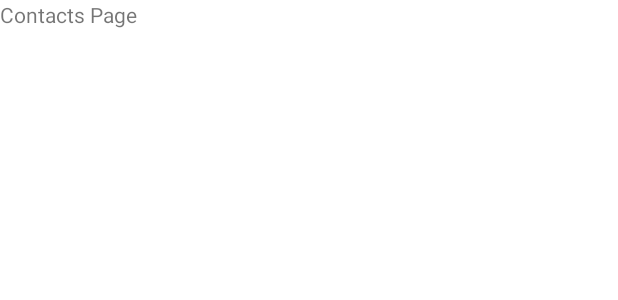
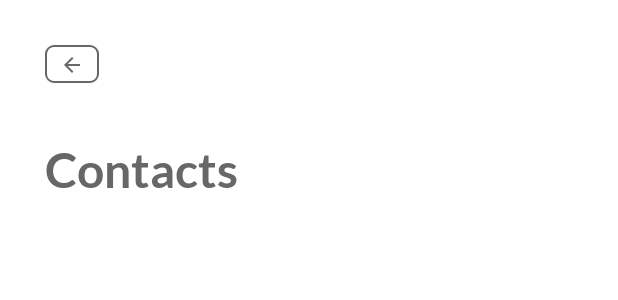
Before and after one commit to ValenciusR/HerAlert, an Android app: the layout fragment_contacts.xml on its own in the app's theme, with its tools: preview values and no code run, on a phone screen of 412 x 824 dp. Shown: the top 300 px of the screen. Run offline under Robolectric (Android 15) with nearby library versions, the phone set to English and light mode, and no system bars.

Commit message:
Added back button and Page Title to every page  other than home  page

```diff
--- a/app/src/main/res/layout/fragment_contacts.xml
+++ b/app/src/main/res/layout/fragment_contacts.xml
@@ -5,10 +5,31 @@
     android:layout_height="match_parent"
     tools:context=".ContactsFragment">
 
-    <!-- TODO: Update blank fragment layout -->
-    <TextView
+    <androidx.appcompat.widget.LinearLayoutCompat
         android:layout_width="match_parent"
         android:layout_height="match_parent"
-        android:text="Contacts Page" />
+        android:layout_margin="30dp"
+        android:orientation="vertical">
+
+        <androidx.appcompat.widget.AppCompatButton
+            android:id="@+id/backBtn"
+            android:layout_width="36dp"
+            android:layout_height="25dp"
+            android:layout_centerHorizontal="true"
+            android:background="@drawable/back_button"
+            android:drawableTop="@drawable/arrow_back"
+            android:drawableTint="#676767"
+            android:paddingTop="5dp" />
+
+        <androidx.appcompat.widget.AppCompatTextView
+            android:layout_width="wrap_content"
+            android:layout_height="wrap_content"
+            android:layout_marginTop="38dp"
+            android:fontFamily="@font/lato_bold"
+            android:text="Contacts"
+            android:textColor="#676767"
+            android:textSize="32dp" />
+
+    </androidx.appcompat.widget.LinearLayoutCompat>
 
 </FrameLayout>
```
Also changed, not shown: app/src/main/java/com/example/heralert/ContactsFragment.java (+20 -2 lines), app/src/main/java/com/example/heralert/MessageFragment.java (+20 -1 lines), app/src/main/java/com/example/heralert/ProfileFragment.java (+20 -1 lines), app/src/main/res/layout/fragment_message.xml (+24 -3 lines), app/src/main/res/layout/fragment_profile.xml (+24 -3 lines), app/src/main/java/com/example/heralert/SettingsFragment.java (line endings or trailing spaces).
